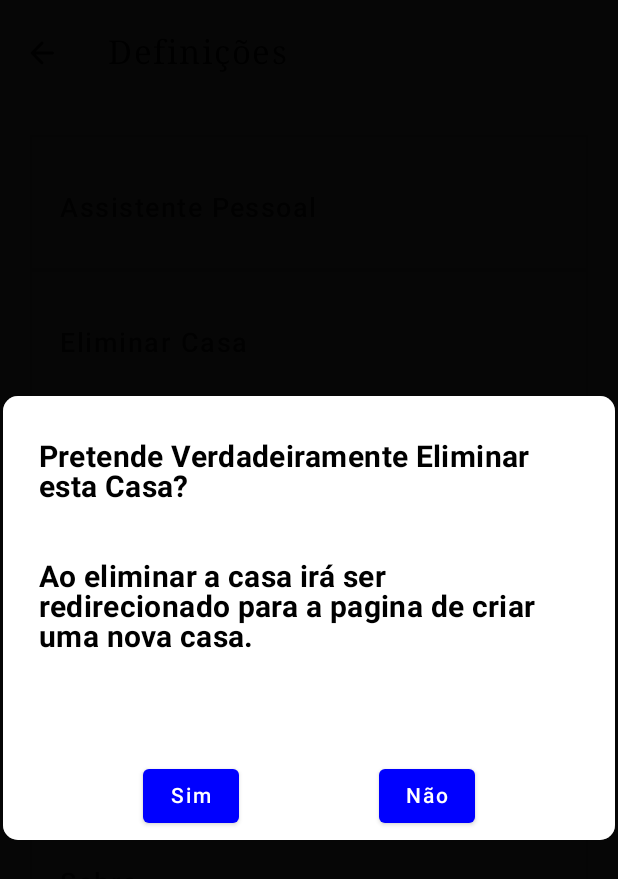
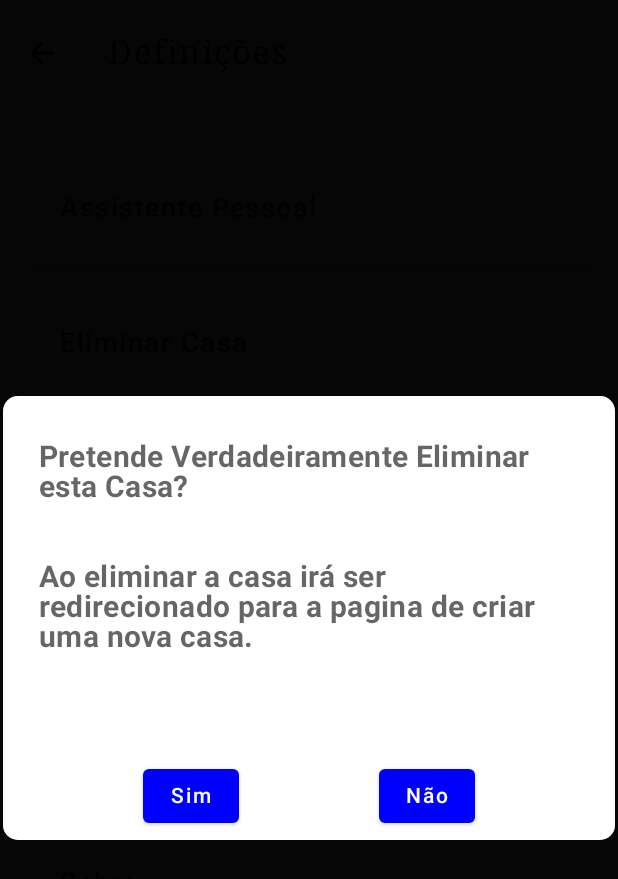
Before and after one commit to LuisCarlosOliveira/CMU, an Android app built with Jetpack Compose: the DefinitionsScreen screen opened through its navigation route, after a tap on "Eliminar Casa", on a phone screen of 412 x 824 dp. Shown: the top 879 px of the screen. Run offline under Robolectric (Android 15) with nearby library versions, the phone set to English and light mode, and no system bars; our stand-ins replace Firebase (no records; nobody signed in at launch, a user with empty details on screens opened directly), Room's generated code, livedata-compose.

Commit message:
update text color
update text color

```diff
--- a/app/src/main/java/com/example/mysmarthome/ui/screens/phone/DefinitionsScreen.kt
+++ b/app/src/main/java/com/example/mysmarthome/ui/screens/phone/DefinitionsScreen.kt
@@ -134,7 +134,7 @@ fun DefinitionsScreen(
                                 fontWeight = FontWeight.Medium,
                                 letterSpacing = letterSpacing,
                                 fontFamily = FontFamily.SansSerif,
-                                color = Color.Black,
+                                //color = Color.Black,
                                 modifier = Modifier.padding(top = 7.dp, start = 20.dp),
                                 fontSize = 18.sp,
                                 text = definition
@@ -199,7 +199,7 @@ fun DefinitionsScreen(
                                 fontWeight = FontWeight.Medium,
                                 letterSpacing = letterSpacing,
                                 fontFamily = FontFamily.SansSerif,
-                                color = Color.Black,
+                               // color = Color.Black,
                                 modifier = Modifier.padding(top = 7.dp, start = 20.dp),
                                 fontSize = 18.sp,
                                 text = definition
@@ -238,7 +238,7 @@ fun DefinitionsScreen(
                                     Toast.makeText(
                                         ctx,
                                         "Modo Poupança Energia Ativado. \n " +
-                                                "Luzes-> Estado Atual: ${turn} | Modo:  ${modeSavingMode} | Cor: ${corSavingMode} | Brilho: ${brightness} \n " +
+                                                "Luzes-> Estado Atual: ${turn} | Modo:  ${modeSavingMode} | Cor: ${corSavingMode} | Brilho: ${brightness} | Temporizador: ${timerSavingMode} seg \n " +
                                                 "Tomadas-> Estado Atual: ${turn} | Temporizador: ${timerSavingMode} seg \n ",
                                         Toast.LENGTH_LONG
                                     ).show()
@@ -267,7 +267,7 @@ fun DefinitionsScreen(
                                         fontWeight = FontWeight.Bold,
                                         fontFamily = FontFamily.SansSerif,
                                         fontSize = 20.sp,
-                                        color = Color.Black,
+                                        //color = Color.Black,
                                         text = "Pretende Verdadeiramente Eliminar esta Casa?\n\n\nAo eliminar a casa irá ser redirecionado para a pagina de criar uma nova casa."
                                     )
                                 }
```
